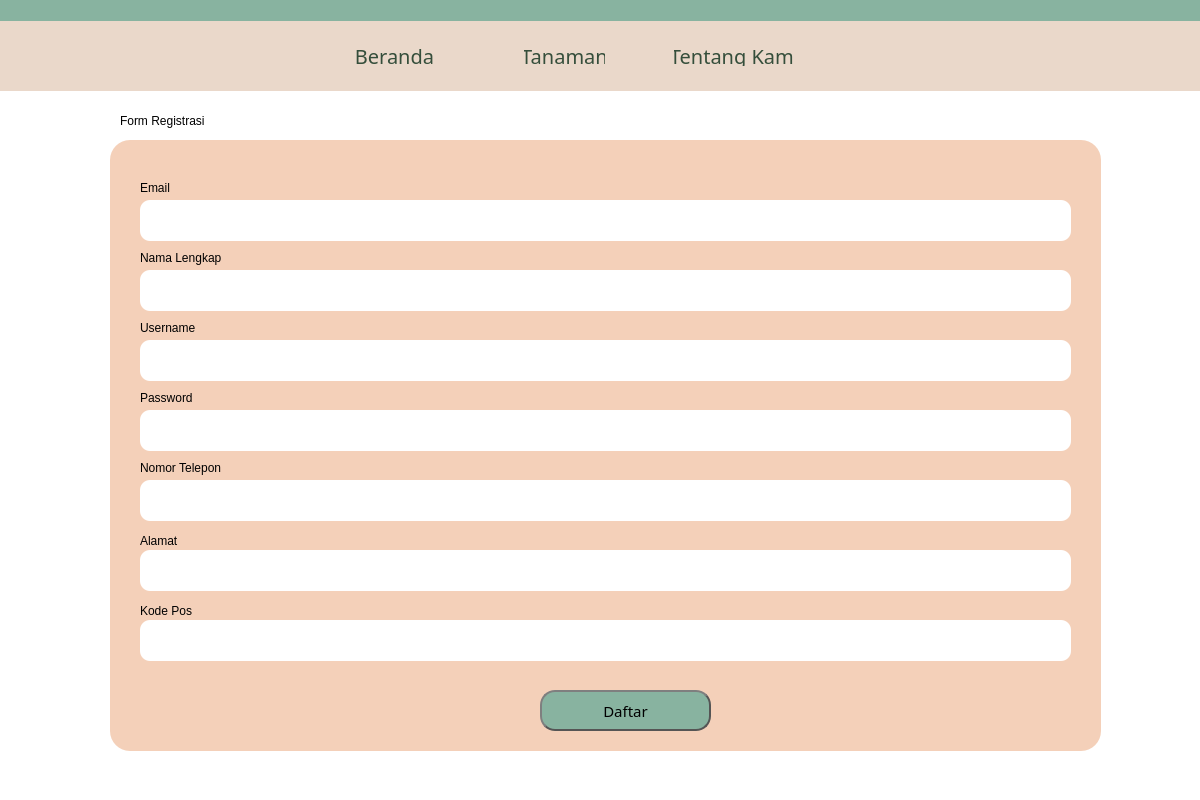
Qt form Frontend/UI/register.ui (gagaspbahar/onlyplants) before a commit.
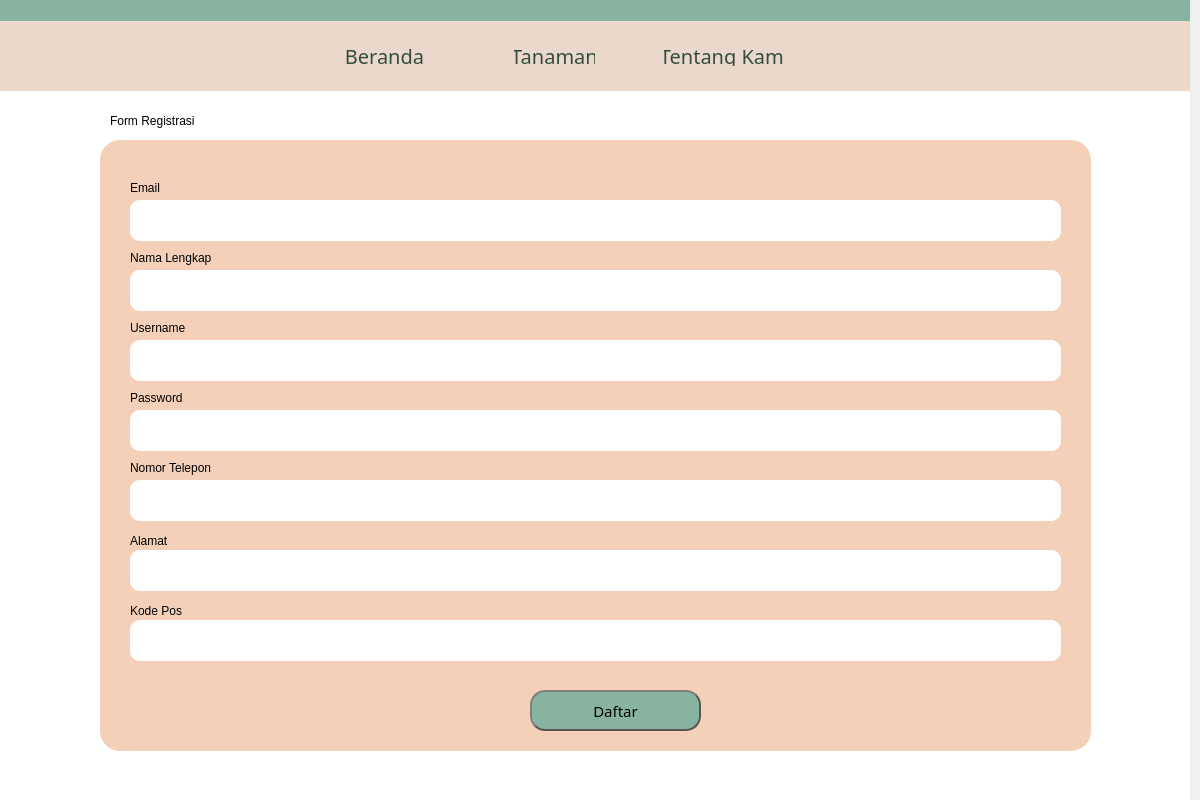
The same form after that commit. Icons and pictures are not drawn.

What changed in the file:
```diff
--- a/Frontend/UI/register.ui
+++ b/Frontend/UI/register.ui
@@ -31,7 +31,7 @@
    </property>
    <property name="geometry">
     <rect>
-     <x>0</x>
+     <x>-10</x>
      <y>0</y>
      <width>1200</width>
      <height>800</height>
```
Left out of the diff: 76 changed lines with no effect on the pictures.
